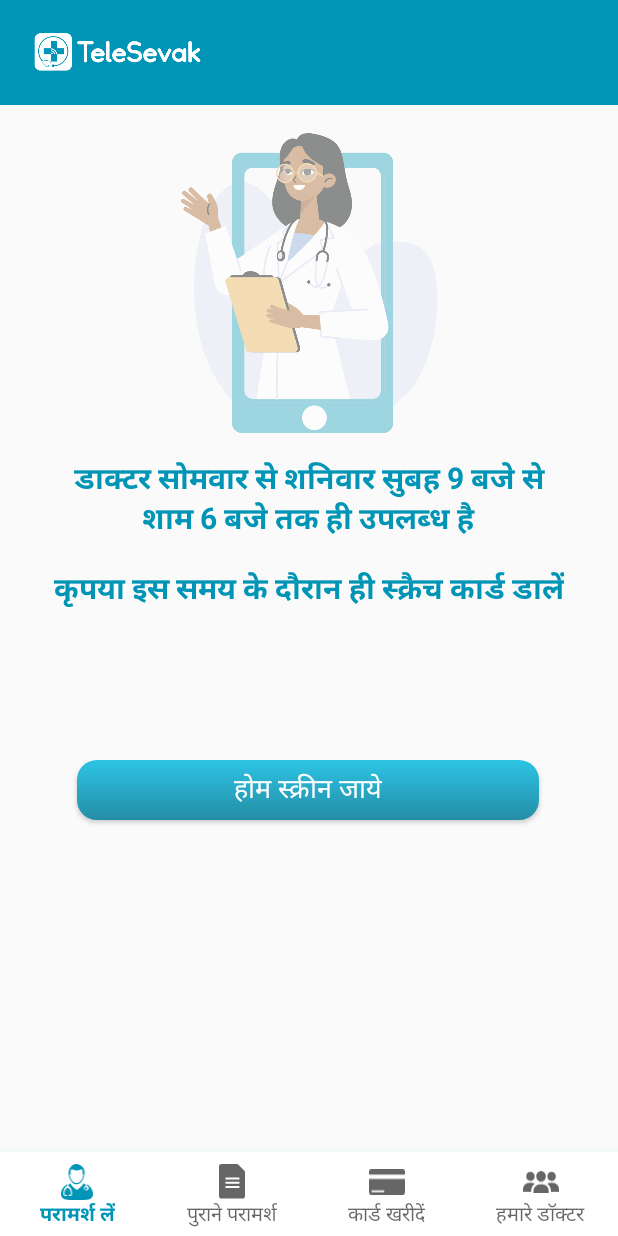
After one commit to SHIVAM3025/TeleSevak, an Android app: the DoctorNotAvailable screen opened directly, with no data from a screen before it, on a phone screen of 412 x 824 dp. The commit adds this screen. Run offline under Robolectric (Android 15) with nearby library versions, the light colour scheme and no system bars; Roboto replaces fonts that are not available here.

Commit message:
sms and update feature with bug fixes

```diff
--- a/app/build.gradle
+++ b/app/build.gradle
@@ -9,7 +9,7 @@ android {
             keyAlias 'key0'
             keyPassword 'sagar123'
         }
-       /* release {
+        /* release {
             storeFile file('C:\\Users\\Admin\\Keystores\\KeystoreTelesevak.jks')
             storePassword 'Rish@vi99'
             keyAlias 'key0'
@@ -63,6 +63,7 @@ dependencies {
     implementation 'com.google.firebase:firebase-storage:19.1.1'
     implementation 'androidx.recyclerview:recyclerview:1.1.0'
     implementation 'com.google.android.material:material:1.2.1'
+    implementation 'com.google.firebase:firebase-config:20.0.0'
     testImplementation 'junit:junit:4.13'
     androidTestImplementation 'androidx.test:runner:1.2.0'
     androidTestImplementation 'androidx.test.espresso:espresso-core:3.2.0'
@@ -80,7 +81,7 @@ dependencies {
     implementation 'com.loopj.android:android-async-http:1.4.9'
     implementation 'com.firebase:firebase-client-android:2.4.0'
     implementation 'com.android.volley:volley:1.1.0'
-    implementation(name:'sinch-android-rtc', version:'+', ext:'aar')
+    implementation(name: 'sinch-android-rtc', version: '+', ext: 'aar')
 
     //retrofit
     implementation 'com.squareup.retrofit2:retrofit:2.6.0'
--- a/app/src/main/java/app/sagar/telesevek/VideoPKG/activity/CallScreenActivity.java
+++ b/app/src/main/java/app/sagar/telesevek/VideoPKG/activity/CallScreenActivity.java
@@ -40,6 +40,7 @@ import retrofit2.Response;
 import retrofit2.Retrofit;
 
 import static app.sagar.telesevek.AddPatiant.ACCOUNT_SID;
+
 import static app.sagar.telesevek.AddPatiant.AUTH_TOKEN;
 
 public class CallScreenActivity extends BaseActivity {
@@ -260,11 +261,11 @@ public class CallScreenActivity extends BaseActivity {
         for(int j=0;j<ls.size();j++){
 
             String body = "Patient- "+ PatientName+ " "+ PatientPassId + " just had a "+via+" with "+dName+" "+DoctorNum ;
-            String from = "+15302703337";
+            String from = "+17633258036";
             String to = ls.get(j);
 
             String base64EncodedCredentials = "Basic " + Base64.encodeToString(
-                    (ACCOUNT_SID + ":" + AUTH_TOKEN).getBytes(), Base64.NO_WRAP
+                    ( ACCOUNT_SID +":"+ AUTH_TOKEN).getBytes(), Base64.NO_WRAP
             );
 
             Map<String, String> data = new HashMap<>();
--- /dev/null
+++ b/app/src/main/res/layout/activity_doctor_not_available.xml
@@ -0,0 +1,125 @@
+<?xml version="1.0" encoding="utf-8"?>
+<androidx.constraintlayout.widget.ConstraintLayout xmlns:android="http://schemas.android.com/apk/res/android"
+    xmlns:app="http://schemas.android.com/apk/res-auto"
+    xmlns:tools="http://schemas.android.com/tools"
+    android:layout_width="match_parent"
+    android:layout_height="match_parent"
+    tools:context="app.sagar.telesevek.DoctorNotAvailable">
+
+
+    <ImageView
+        android:id="@+id/imageView6"
+        android:layout_width="wrap_content"
+        android:layout_height="200dp"
+        android:layout_alignParentStart="true"
+        android:layout_alignParentTop="true"
+        android:layout_alignParentEnd="true"
+        android:layout_centerHorizontal="true"
+        android:layout_marginTop="15dp"
+        android:layout_marginBottom="130dp"
+        android:alpha="0.6"
+        android:src="@drawable/doctor_will_call"
+        app:layout_constraintBottom_toBottomOf="parent"
+        app:layout_constraintEnd_toEndOf="parent"
+        app:layout_constraintHorizontal_bias="0.0"
+        app:layout_constraintStart_toStartOf="parent"
+        app:layout_constraintTop_toBottomOf="@+id/appbar"
+        app:layout_constraintVertical_bias="0.008" />
+
+    <RelativeLayout
+        android:id="@+id/appbar"
+        android:layout_width="match_parent"
+        android:layout_height="70dp"
+        android:background="@color/fbutton_color_peter_river"
+        app:layout_constraintBottom_toBottomOf="parent"
+        app:layout_constraintEnd_toEndOf="parent"
+        app:layout_constraintHorizontal_bias="0.0"
+        app:layout_constraintStart_toStartOf="parent"
+        app:layout_constraintTop_toTopOf="parent"
+        app:layout_constraintVertical_bias="0.0">
+
+        <ImageView
+            android:layout_width="155dp"
+            android:layout_height="match_parent"
+            android:layout_alignParentStart="true"
+            android:layout_alignParentTop="true"
+
+            android:layout_marginStart="0dp"
+            android:layout_marginTop="0dp"
+            android:backgroundTint="@color/white"
+            android:src="@drawable/newapplogo"
+            android:tint="@color/white" />
+    </RelativeLayout>
+
+    <TextView
+        android:id="@+id/textView8"
+        android:layout_width="351dp"
+        android:layout_height="73dp"
+        android:layout_alignParentStart="true"
+        android:layout_alignParentBottom="true"
+        android:layout_centerHorizontal="true"
+        android:layout_marginTop="16dp"
+        android:layout_marginBottom="110dp"
+        android:text="डाक्टर सोमवार से शनिवार सुबह 9 बजे से शाम 6 बजे तक ही उपलब्ध है"
+        android:textAlignment="center"
+        android:textColor="@color/colorPrimary"
+        android:textSize="20sp"
+        android:textStyle="bold"
+        app:layout_constraintBottom_toBottomOf="parent"
+        app:layout_constraintEnd_toEndOf="parent"
+        app:layout_constraintHorizontal_bias="0.493"
+        app:layout_constraintStart_toStartOf="parent"
+        app:layout_constraintTop_toBottomOf="@+id/imageView6"
+        app:layout_constraintVertical_bias="0.0" />
+
+    <TextView
+        android:layout_width="wrap_content"
+        android:layout_height="wrap_content"
+        android:text="कृपया इस समय के दौरान ही स्क्रैच कार्ड डालें"
+        android:textAlignment="center"
+        android:textColor="@color/colorPrimary"
+        android:textSize="20sp"
+        android:textStyle="bold"
+        app:layout_constraintBottom_toTopOf="@+id/btnHome"
+        app:layout_constraintEnd_toEndOf="parent"
+        app:layout_constraintStart_toStartOf="parent"
+        app:layout_constraintTop_toBottomOf="@+id/textView8"
+        app:layout_constraintVertical_bias="0.0" />
+
+    <Button
+        android:id="@+id/btnHome"
+        android:layout_width="308dp"
+        android:layout_height="40dp"
+        android:background="@drawable/border_button"
+        android:text="होम स्क्रीन जाये"
+        android:textColor="@color/white"
+        android:textSize="18sp"
+        app:layout_constraintBottom_toBottomOf="parent"
+        app:layout_constraintEnd_toEndOf="parent"
+        app:layout_constraintHorizontal_bias="0.495"
+        app:layout_constraintStart_toStartOf="parent"
+
+        app:layout_constraintTop_toBottomOf="@+id/textView8"
+        app:layout_constraintVertical_bias="0.317" />
+
+    <com.google.android.material.bottomnavigation.BottomNavigationView
+        android:id="@+id/bottomNav"
+        android:layout_width="match_parent"
+        android:layout_height="wrap_content"
+        android:layout_alignParentStart="true"
+        android:layout_alignParentEnd="true"
+        android:layout_alignParentBottom="true"
+        android:background="#fff"
+        android:backgroundTint="@color/fbutton_color_peter_river"
+        android:outlineAmbientShadowColor="@color/fbutton_color_peter_river"
+        android:outlineSpotShadowColor="@color/fbutton_color_peter_river"
+        app:itemTextAppearanceActive="@style/BottomNavigationView.Active"
+        app:itemTextAppearanceInactive="@style/BottomNavigationView"
+        app:labelVisibilityMode="labeled"
+        app:layout_constraintBottom_toBottomOf="parent"
+        app:layout_constraintEnd_toEndOf="parent"
+        app:layout_constraintHorizontal_bias="0.0"
+        app:layout_constraintStart_toStartOf="parent"
+        app:menu="@menu/patient_menu" />
+
+</androidx.constraintlayout.widget.ConstraintLayout>
```
Also changed, not shown: app/src/main/AndroidManifest.xml (+12 -1 lines), app/src/main/java/app/sagar/telesevek/AddPatiant.java (+14 -8 lines), app/src/main/java/app/sagar/telesevek/DoctorCallActivity.java (+8 -14 lines), app/src/main/java/app/sagar/telesevek/DoctorNotAvailable.java (added, +70 -0 lines), app/src/main/java/app/sagar/telesevek/DoctorSideFollowupConsulation.java (+18 -32 lines), app/src/main/java/app/sagar/telesevek/DoctorSideNew.java (+5 -14 lines), app/src/main/java/app/sagar/telesevek/DoctorSidePastConsulation.java (+6 -13 lines), app/src/main/java/app/sagar/telesevek/LogindcActivity.java (+85 -10 lines), app/src/main/java/app/sagar/telesevek/PastConsultationNewLoginScreen.java (+15 -9 lines), app/src/main/java/app/sagar/telesevek/RemoteConfig/App.java (added, +37 -0 lines), app/src/main/java/app/sagar/telesevek/RemoteConfig/UpdateHelper.java (added, +85 -0 lines), app/src/main/java/app/sagar/telesevek/ScratchCardNew.java (+25 -1 lines), app/src/main/java/app/sagar/telesevek/uploadpkg/ShowImageActivity.java (+13 -4 lines), 1 other file.
